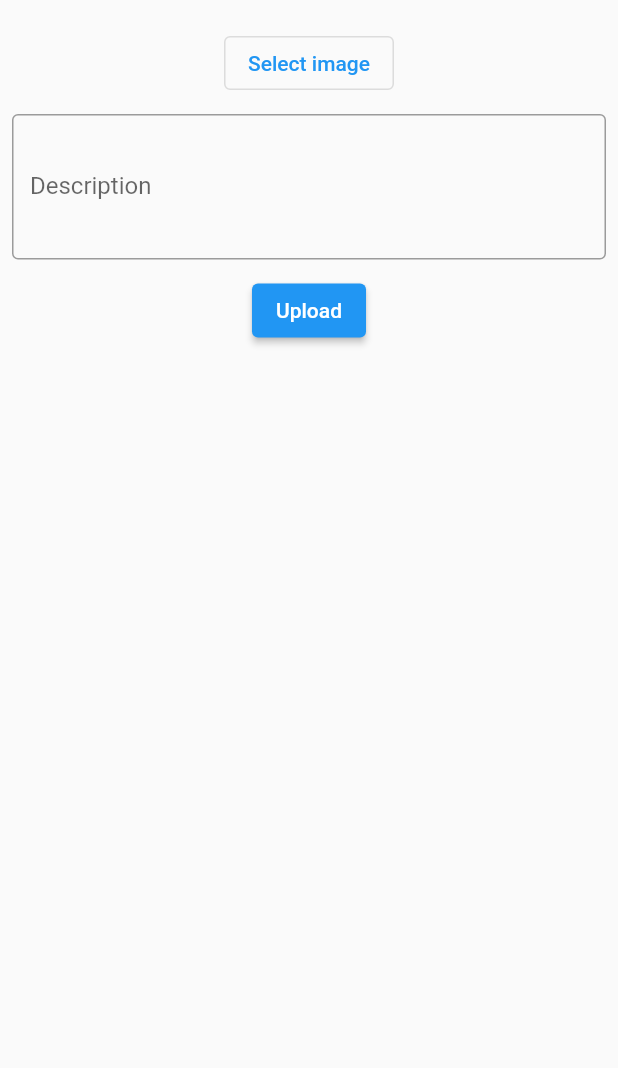
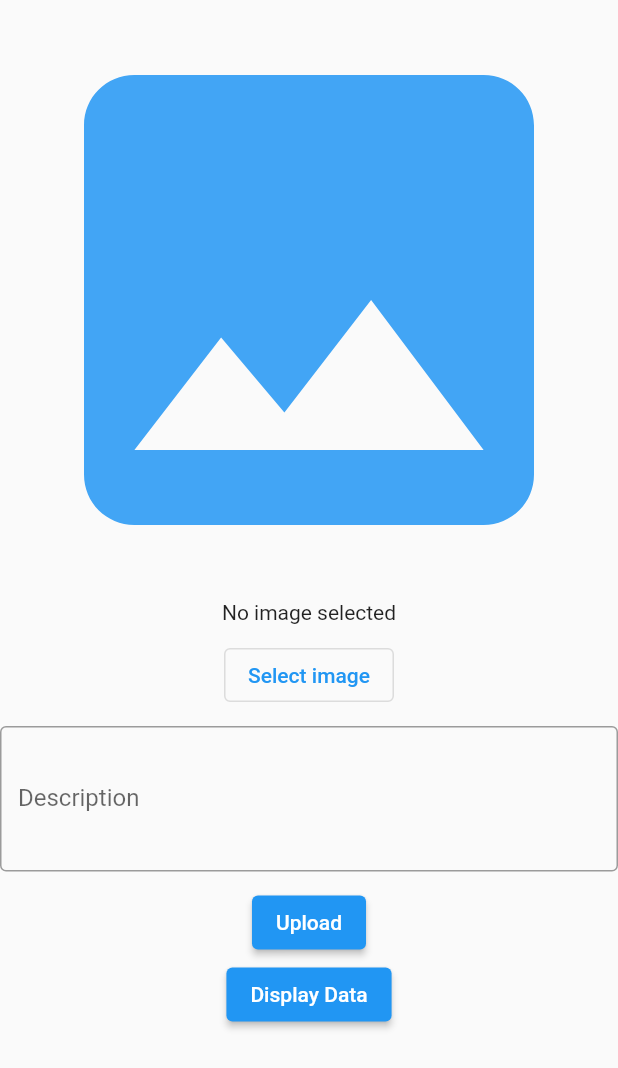
Before and after one commit to Deepikaumesh/Flutter_xampp_all_crud, a Flutter app: the image_send_and_display screen opened directly, after a tap on "Select image", on a phone screen of 412 x 824 dp. Shown: the top 1068 px of the screen. Run offline on Flutter 3.47's test engine with Material 2 defaults, Android fonts, the phone set to English and light mode, and no system bars; our stand-ins replace cloud_firestore, file_picker, firebase_auth, firebase_core, firebase_storage, fluttertoast and 6 more; missing offline and left inert: flutter_appavailability; accounts and stored records are empty.

Commit message:
firebase upload image and display

```diff
--- a/lib/Image_send_and _Display/image_send_and _display.dart
+++ b/lib/Image_send_and _Display/image_send_and _display.dart
@@ -15,18 +15,31 @@ class image_send_and_display extends StatefulWidget {
 }
 
 class _image_send_and_displayState extends State<image_send_and_display> {
+  final CollectionReference _reference =
+      FirebaseFirestore.instance.collection("Image");
+  String collectionName = "Image";
+  FilePickerResult? result;
+  String? filename = '';
+  PlatformFile? pickedfile;
+  bool isLoading = false;
+
+  //late File fileTodisplay = File('assets/assets/baby-girl.png');
+  //File? fileTodisplay;
+  var fileTodisplay;
+  UploadTask? uploadTask;
+  var urlDownload;
+
   String imageName = '';
   XFile? imagePath;
   final ImagePicker _picker = ImagePicker();
   var descriptioncontroller = new TextEditingController();
   FirebaseFirestore firestoreRef = FirebaseFirestore.instance;
   FirebaseStorage storageRef = FirebaseStorage.instance;
-  String collectionName = "Image";
-  bool isLoading =false;
 
   @override
   void initState() {
     // TODO: implement initState
+    isLoading = false;
     descriptioncontroller = TextEditingController();
     super.initState();
   }
@@ -35,13 +48,33 @@ class _image_send_and_displayState extends State<image_send_and_display> {
   Widget build(BuildContext context) {
     return Scaffold(
       body: SafeArea(
-        child: Padding(
-          padding: const EdgeInsets.all(8.0),
-          child: isLoading ? Center(child: CircularProgressIndicator()):
-
-          Column(
+        child: SingleChildScrollView(
+          child: isLoading
+              ? Center(child: CircularProgressIndicator())
+              : Column(
                   children: [
-              imageName == '' ? Container() : Text("${imageName}"),
+                    fileTodisplay == null
+                        ? Icon(
+                            Icons.photo,
+                            size: 400,
+                            color: Colors.blue.shade400,
+                          )
+                        : Container(
+                            height: 300,
+                            width: 300,
+                            decoration: BoxDecoration(
+                                borderRadius: BorderRadius.circular(10),
+                                color: Colors.blue.shade200,
+                                image: DecorationImage(
+                                    image: FileImage(fileTodisplay),
+                                    fit: BoxFit.cover)),
+                          ),
+                    filename == ''
+                        ? Text("No image selected")
+                        : Text(
+                            '${filename}',
+                            style: TextStyle(color: Colors.red),
+                          ),
                     SizedBox(
                       height: 10,
                     ),
@@ -56,10 +89,12 @@ class _image_send_and_displayState extends State<image_send_and_display> {
                       height: 10,
                     ),
                     TextFormField(
+                      controller: descriptioncontroller,
                       minLines: 3,
                       maxLines: 5,
                       decoration: InputDecoration(
-                    labelText: "Description", border: OutlineInputBorder()),
+                          labelText: "Description",
+                          border: OutlineInputBorder()),
                     ),
                     SizedBox(
                       height: 10,
@@ -72,6 +107,14 @@ class _image_send_and_displayState extends State<image_send_and_display> {
                           });
                         },
                         child: Text("Upload")),
+                    ElevatedButton(
+                        onPressed: () {
+                          Navigator.push(
+                              context,
+                              MaterialPageRoute(
+                                  builder: (context) => Display_Data_Image()));
+                        },
+                        child: Text("Display Data")),
                   ],
                 ),
         ),
@@ -81,14 +124,14 @@ class _image_send_and_displayState extends State<image_send_and_display> {
 
   _uploadImage() async {
     setState(() {
-      isLoading =true;
-
+      isLoading = true;
     });
-    var uniquekey = firestoreRef.collection(collectionName);
+    var uniquekey = firestoreRef.collection(collectionName).doc();
+    final path = 'files2/${pickedfile!.name}';
     String uploadfilename =
         DateTime.now().millisecondsSinceEpoch.toString() + '.jpg';
-    Reference reference = storageRef.ref().child(collectionName);
-    UploadTask uploadtask = reference.putFile(File(imagePath!.path));
+    Reference reference = FirebaseStorage.instance.ref().child(path);
+    UploadTask uploadtask = reference.putFile(fileTodisplay!);
     uploadtask.snapshotEvents.listen((event) {
       print(event.bytesTransferred.toString() +
           "\t" +
@@ -101,14 +144,17 @@ class _image_send_and_displayState extends State<image_send_and_display> {
       //now here will insert record inside database url
       if (uploadpath.isNotEmpty) {
         firestoreRef.collection(collectionName).doc(uniquekey.id).set({
-          "description": descriptioncontroller.text,
-          "image": uploadpath
+          "description": descriptioncontroller.text.toString(),
+          "image": uploadpath,
         }).then((value) => showMessage("Record inserted"));
       } else {
         showMessage("Something while upading image");
       }
       setState(() {
-        isLoading =false;
+        isLoading = false;
+        descriptioncontroller.clear();
+        // descriptioncontroller.text ="" ;
+        imageName = "";
       });
     });
   }
@@ -121,14 +167,122 @@ class _image_send_and_displayState extends State<image_send_and_display> {
   }
 
   imagePicker() async {
-    final XFile? image = await _picker.pickImage(source: ImageSource.gallery);
-    if (image != null) {
+    result = await FilePicker.platform.pickFiles(
+      type: FileType.any,
+      allowMultiple: false,
+    );
+    if (result != null) {
       setState(() {
-        imagePath = image;
-        imageName = image.name.toString();
-
-        descriptioncontroller.text = 'hello';
+        filename = result!.files.first.name;
+        pickedfile = result!.files.first;
+        fileTodisplay = File(pickedfile!.path.toString());
       });
     }
   }
 }
+
+
+
+class Display_Data_Image extends StatefulWidget {
+  const Display_Data_Image({Key? key}) : super(key: key);
+
+  @override
+  _Display_Data_ImageState createState() => _Display_Data_ImageState();
+}
+
+class _Display_Data_ImageState extends State<Display_Data_Image> {
+
+  FirebaseFirestore firestoreRef = FirebaseFirestore.instance;
+  FirebaseStorage storageRef = FirebaseStorage.instance;
+  final CollectionReference _reference = FirebaseFirestore.instance.collection("Image");
+
+  String collectionName = "Image";
+  @override
+  Widget build(BuildContext context) {
+    return Scaffold(
+      appBar: AppBar(
+
+      ),
+      body:
+      // Expanded(
+      //   child: FutureBuilder<QuerySnapshot>(
+      //       future: firestoreRef.collection(collectionName).get(),
+      //       builder: (context,snapshot){
+      //         if(snapshot.connectionState ==ConnectionState.waiting ){
+      //           return Center(
+      //             child:CircularProgressIndicator(),
+      //           );
+      //         }
+      //         else if(snapshot.hasData){
+      //           return ListView.builder(
+      //               itemCount: 2,
+      //               itemBuilder: (context,index){
+      //                 return  Card(
+      //                   child: Column(
+      //                     children: [
+      //                       Image.network("",
+      //                         height: 100,
+      //                         width: 100,
+      //                         fit: BoxFit.fill,),
+      //                       SizedBox(width: 10,),
+      //                       Text(""),
+      //
+      //                     ],
+      //                   ),
+      //                 );
+      //
+      //               });
+      //
+      //         }
+      //
+      //   }),),
+
+      StreamBuilder(
+          stream: _reference.snapshots(),
+          builder: (context, AsyncSnapshot<QuerySnapshot> streamSnapshot) {
+            if (streamSnapshot.hasData) {
+              return ListView.builder(
+                  itemCount: streamSnapshot.data!.docs.length,
+                  itemBuilder: (context, index) {
+                    final DocumentSnapshot documentSnapshot =
+                    streamSnapshot.data!.docs[index];
+                    return Card(
+                      margin: EdgeInsets.all(10),
+                      child: ListTile(
+                      leading: CircleAvatar(
+                        radius: 20,
+                        backgroundImage:NetworkImage(documentSnapshot['image'],),),
+                        title: Text(documentSnapshot['description'].toString()),
+                        trailing: SizedBox(
+                          width: 100,
+                          child: Row(
+                            children: [
+                              IconButton(
+                                  onPressed: () {
+                                   // _Update(documentSnapshot);
+                                  },
+                                  icon: Icon(Icons.edit)),
+                              IconButton(
+                                  onPressed: () {
+                                    Delete(documentSnapshot.id);
+                                  },
+                                  icon: Icon(Icons.delete)),
+                            ],
+                          ),
+                        ),
+                      ),
+                    );
+                  });
+            }
+
+            return Center(
+              child: CircularProgressIndicator(),
+            );
+          }),
+
+    );
+  }
+  Future<void> Delete(String id) async {
+    await _reference.doc(id).delete();
+  }
+}
--- a/pubspec.yaml
+++ b/pubspec.yaml
@@ -89,8 +89,8 @@ flutter:
   uses-material-design: true
 
   # To add assets to your application, add an assets section, like this:
-  # assets:
-  #   - images/a_dot_burr.jpeg
+  assets:
+    - assets/baby-girl.png
   #   - images/a_dot_ham.jpeg
 
   # An image asset can refer to one or more resolution-specific "variants", see
```
Also changed, not shown: lib/Image_send_and _Display/Copy_Of_image_send_and _display.dart (added, +245 -0 lines), assets/baby-girl.png (added), pubspec.lock. Lines whose indentation alone changed are shown as unchanged.
